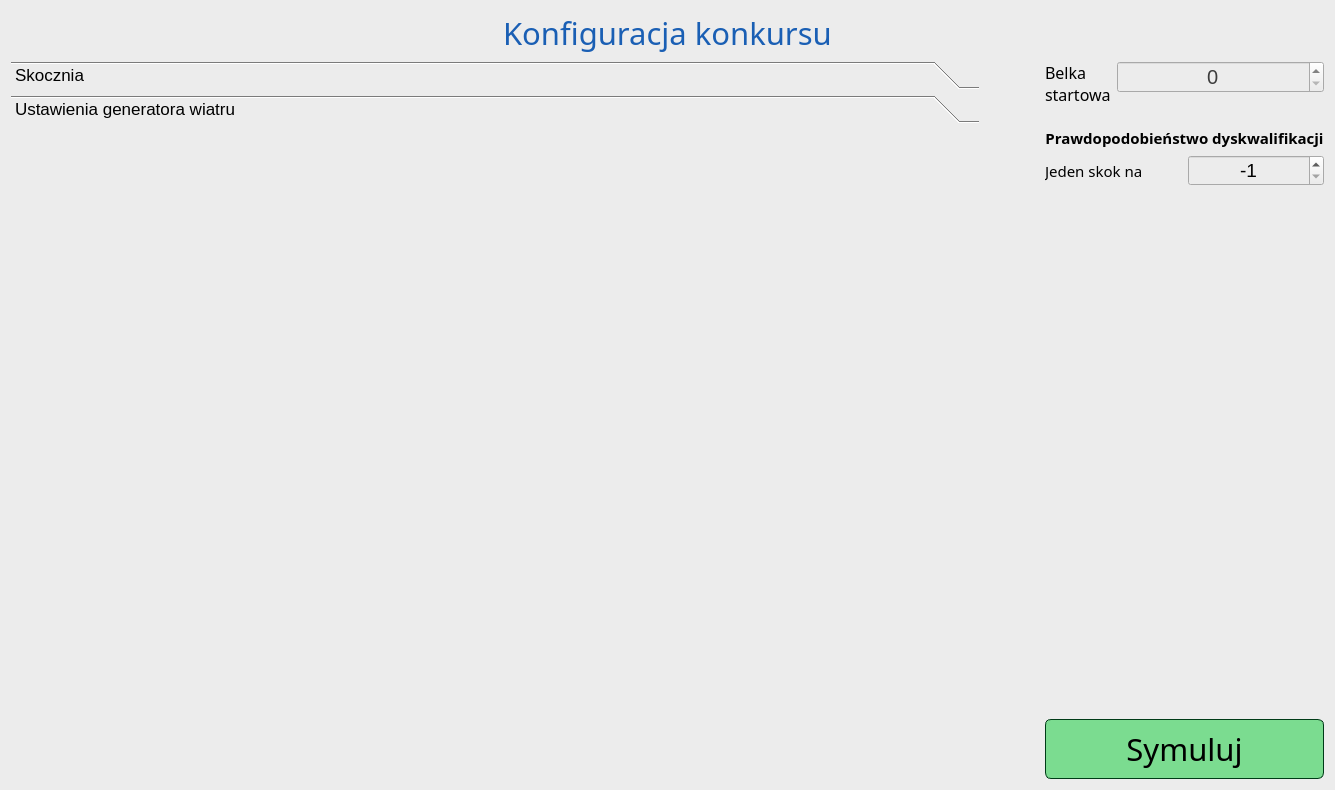
Before: the Qt Designer form source/UI/Competition/CompetitionConfigWindow.ui in SiekamCebule/sj-sim, drawn with Qt 5.
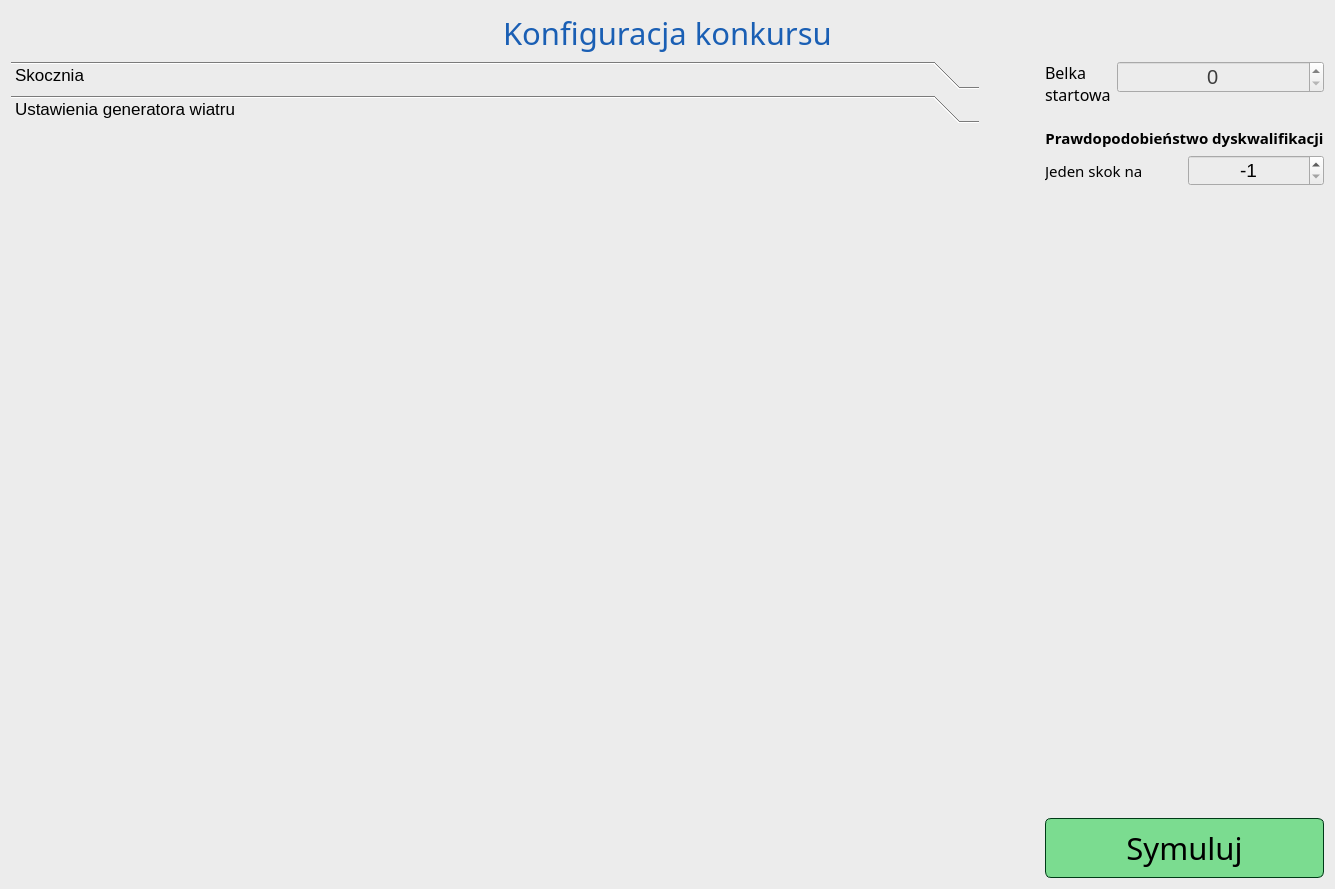
After: the same form once the commit is applied. The open tabs and pages were chosen to show the change.

Patch:
```diff
--- a/source/UI/Competition/CompetitionConfigWindow.ui
+++ b/source/UI/Competition/CompetitionConfigWindow.ui
@@ -7,7 +7,7 @@
     <x>0</x>
     <y>0</y>
     <width>1335</width>
-    <height>790</height>
+    <height>889</height>
    </rect>
   </property>
   <property name="windowTitle">
@@ -172,8 +172,8 @@
          <rect>
           <x>0</x>
           <y>0</y>
-          <width>969</width>
-          <height>655</height>
+          <width>98</width>
+          <height>28</height>
          </rect>
         </property>
         <attribute name="label">
```
Left out of the diff: 2 changed lines with no effect on the pictures.
